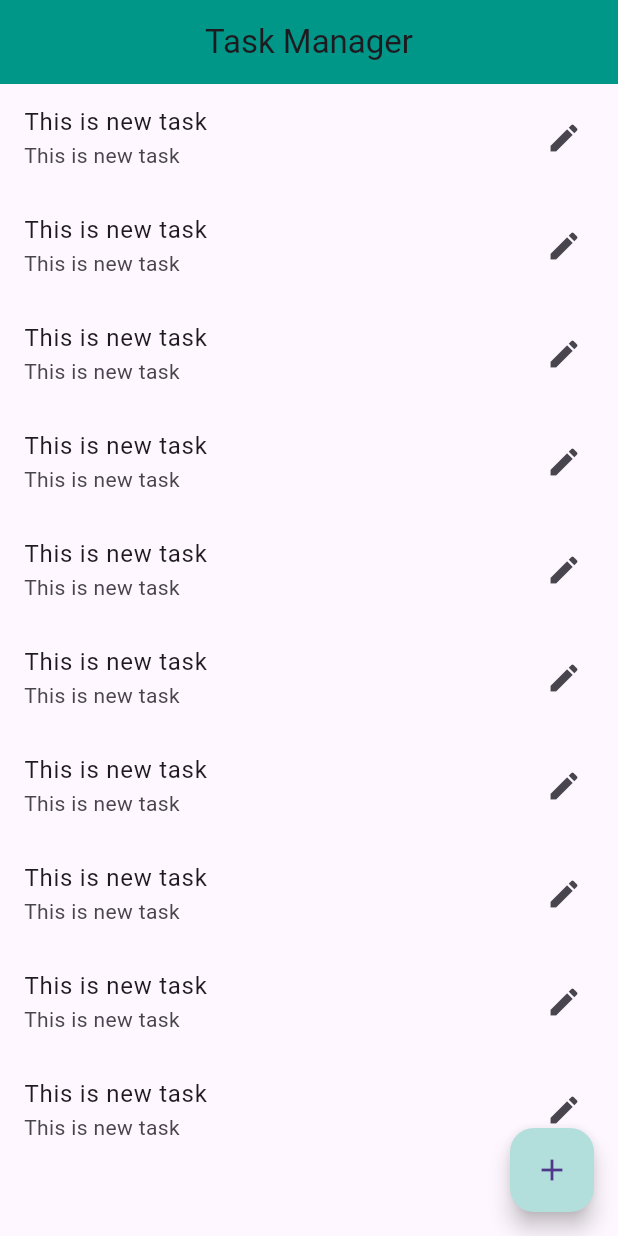
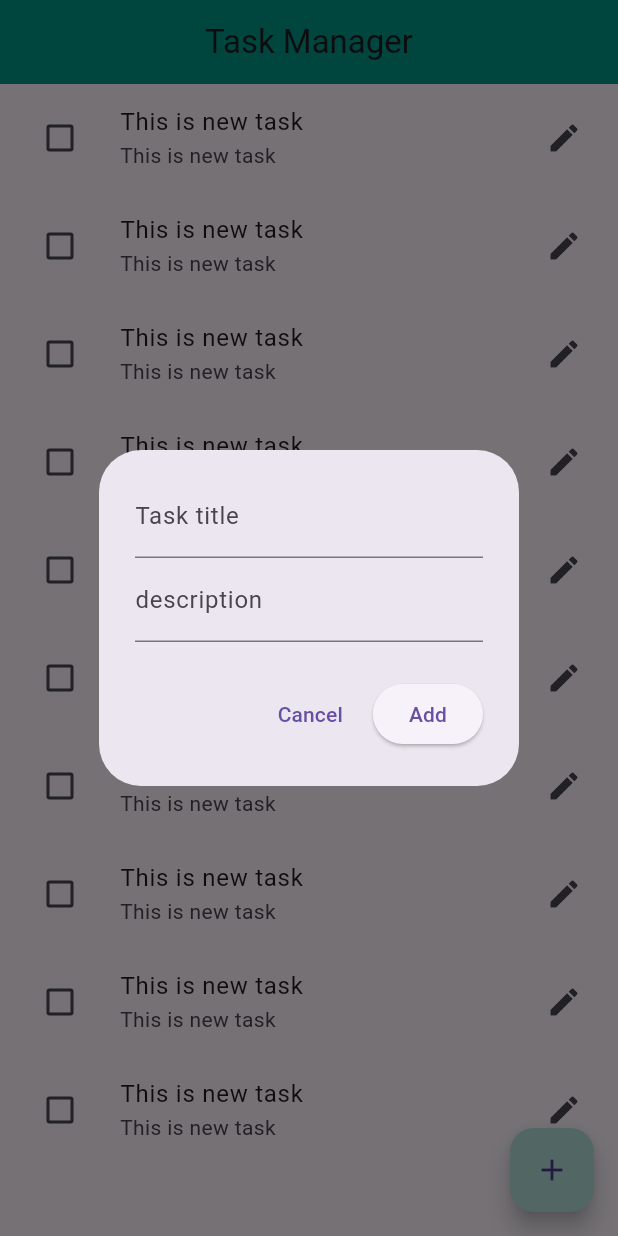
Before and after one commit to motaleb1987/firebaseclassproject, a Flutter app: the screen it shows after launch, after a tap on the "add" icon, on a phone screen of 412 x 824 dp. Run offline on Flutter 3.47's test engine with Material 3 defaults, Android fonts, the phone set to English and light mode, and no system bars; our stand-ins replace cloud_firestore, firebase_core; accounts and stored records are empty.

Commit message:
firebase task manager app design running update

```diff
--- a/lib/task_manager.dart
+++ b/lib/task_manager.dart
@@ -1,6 +1,39 @@
 import 'package:flutter/material.dart';
 class TaskManager extends StatelessWidget {
   const TaskManager({super.key});
+
+  void showTaskDialog(BuildContext context){
+    TextEditingController titleController = TextEditingController();
+    TextEditingController descriptionController = TextEditingController();
+    showDialog(context: context, builder: (_)=>AlertDialog(
+        content: Column(
+          mainAxisSize: MainAxisSize.min,
+          children: [
+            TextField(
+              controller: titleController,
+              decoration: InputDecoration(
+                labelText: 'Task title'
+              ),
+            ),
+            TextField(
+              controller: descriptionController,
+              decoration: InputDecoration(
+                labelText: 'description'
+              ),
+            ),
+
+          ],
+        ),
+      actions: [
+        TextButton(onPressed: (){
+          Navigator.pop(context);
+        }, child: Text('Cancel')),
+        ElevatedButton(onPressed: (){}, child: Text('Add'))
+      ],
+
+    ));
+  }
+
 
   @override
   Widget build(BuildContext context) {
@@ -14,16 +47,18 @@ class TaskManager extends StatelessWidget {
         itemCount: 10,
           itemBuilder: (context, index){
             return ListTile(
-
               title: Text('This is new task '),
               subtitle: Text('This is new task '),
+              leading: Checkbox(value: false, onChanged: (val){}),
               trailing: Icon(Icons.edit),
             );
           }
       ),
       floatingActionButton: FloatingActionButton(
         backgroundColor: Colors.teal.shade100,
-        onPressed: (){}, child: Icon(Icons.add),
+        onPressed: (){
+          showTaskDialog(context);
+        }, child: Icon(Icons.add),
       ),
     );
   }
```
